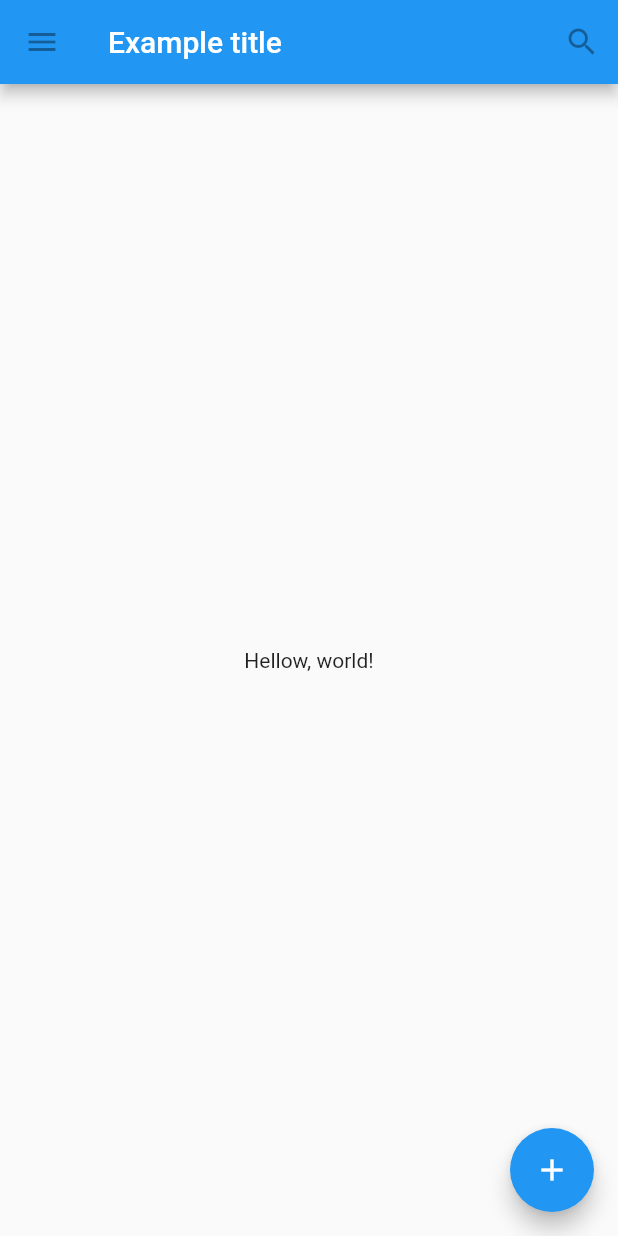
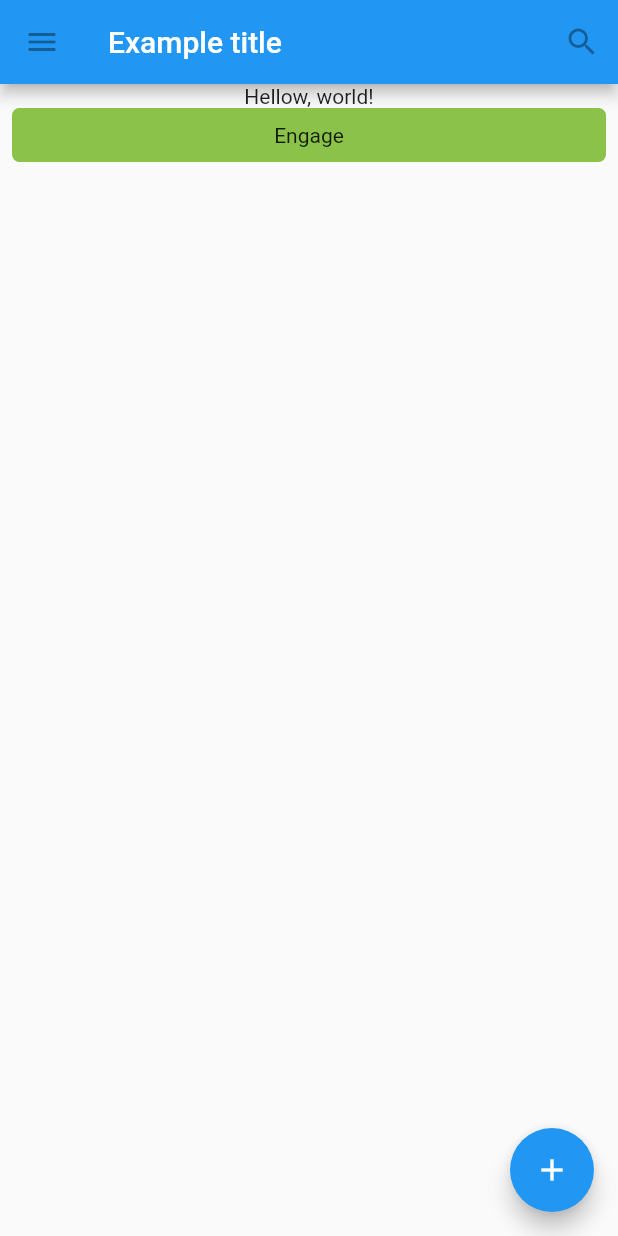
Before and after one commit to hiroaki-suzuki/flutter_official_ui, a Flutter app: the screen it shows after launch, on a phone screen of 412 x 824 dp. Run offline on Flutter 3.47's test engine with Material 2 defaults, Android fonts, the phone set to English and light mode, and no system bars.

Commit message:
Handling gestures

```diff
--- a/lib/main.dart
+++ b/lib/main.dart
@@ -27,8 +27,11 @@ class TutorialHome extends StatelessWidget {
           )
         ],
       ),
-      body: Center(
-        child: Text('Hellow, world!'),
+      body: Column(
+        children: <Widget>[
+          Text('Hellow, world!'),
+          MyButton(),
+        ],
       ),
       floatingActionButton: FloatingActionButton(
         tooltip: 'Add',
```
